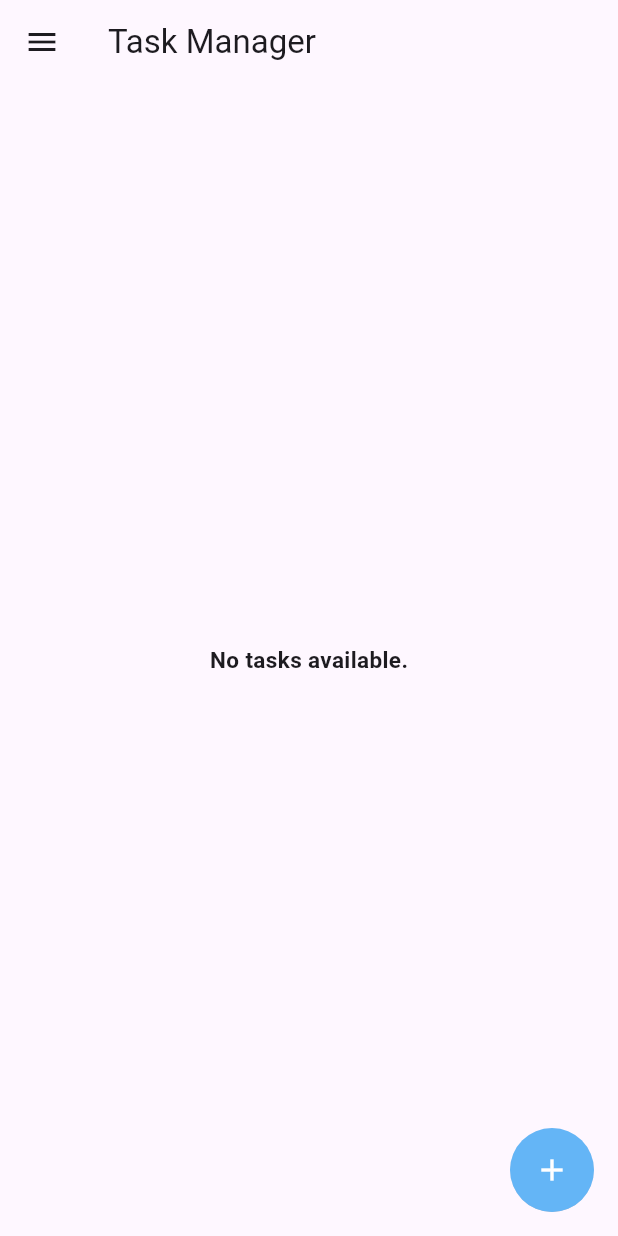
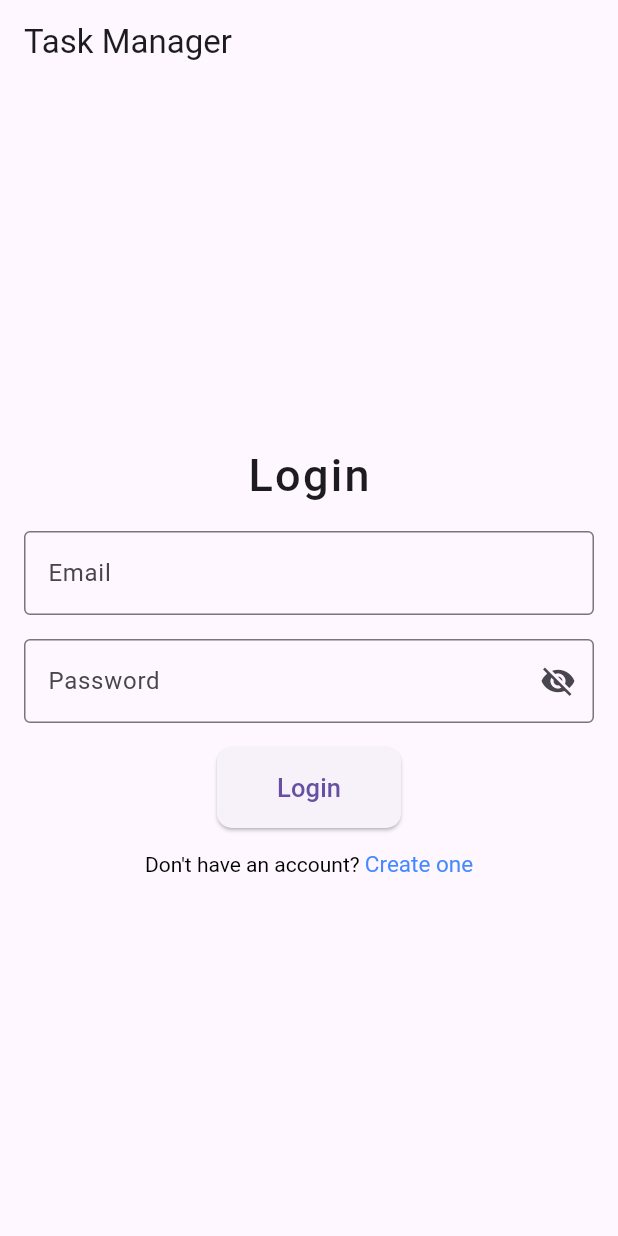
Before and after one commit to anjumArnab/Task-Manager, a Flutter app: the screen it shows after launch, on a phone screen of 412 x 824 dp. Run offline on Flutter 3.47's test engine with Material 3 defaults, Android fonts, the phone set to English and light mode, and no system bars; our stand-ins replace firebase_auth, firebase_core, sqflite; accounts and stored records are empty.

Commit message:
necessery changes done to configure firebase authentication

```diff
--- a/lib/main.dart
+++ b/lib/main.dart
@@ -1,7 +1,15 @@
+import 'package:database_app/firebase_options.dart';
+import 'package:database_app/screens/signUp.dart';
 import 'package:database_app/screens/task_manager.dart';
+import 'package:firebase_core/firebase_core.dart';
 import 'package:flutter/material.dart';
 
-void main() {
+void main() async {
+  WidgetsFlutterBinding.ensureInitialized();
+  await Firebase.initializeApp(
+    options:DefaultFirebaseOptions.currentPlatform,
+  );
+
   runApp(const DBApp());
 }
 
@@ -16,7 +24,8 @@ class DBApp extends StatelessWidget {
       theme: ThemeData(
         primarySwatch: Colors.blue,
       ),
-      home: const TaskManager(),
+     // home: const TaskManager(),
+     home: LoginCreateAccountScreen(),
     );
   }
 }
--- /dev/null
+++ b/lib/screens/signUp.dart
@@ -0,0 +1,157 @@
+import 'package:database_app/services/firebase_auth_methods.dart';
+import 'package:flutter/gestures.dart';
+import 'package:flutter/material.dart';
+import 'package:firebase_auth/firebase_auth.dart';
+import 'task_manager.dart';
+
+class LoginCreateAccountScreen extends StatefulWidget {
+  @override
+  _LoginCreateAccountScreenState createState() =>
+      _LoginCreateAccountScreenState();
+}
+
+class _LoginCreateAccountScreenState extends State<LoginCreateAccountScreen> {
+  bool _isLoginScreen = true; // Toggle between login and create account screen
+  bool _isPasswordVisible = false; // Track password visibility
+
+  final TextEditingController _emailController = TextEditingController();
+  final TextEditingController _passwordController = TextEditingController();
+
+  FirebaseAuthMethods _authMethods = FirebaseAuthMethods(FirebaseAuth.instance);
+
+  void _toggleScreens() {
+    setState(() {
+      _isLoginScreen = !_isLoginScreen;
+    });
+  }
+
+  void _authenticate() async {
+    String email = _emailController.text;
+    String password = _passwordController.text;
+
+    if (_isLoginScreen) {
+      // Log in
+      await _authMethods.logInWithEmail(
+        email: email,
+        password: password,
+        context: context,
+      );
+      if (FirebaseAuth.instance.currentUser != null) {
+        Navigator.pushReplacement(
+          context,
+          MaterialPageRoute(builder: (context) => TaskManager()),
+        );
+      }
+    } else {
+      // Sign up
+      await _authMethods.signUpWithEmail(
+        email: email,
+        password: password,
+        context: context,
+      );
+      if (FirebaseAuth.instance.currentUser != null) {
+        Navigator.pushReplacement(
+          context,
+          MaterialPageRoute(builder: (context) => TaskManager()),
+        );
+      }
+    }
+  }
+
+  @override
+  Widget build(BuildContext context) {
+    return Scaffold(
+      appBar: AppBar(
+        title: const Text("Task Manager"),
+      ),
+      body: Center(
+        child: Padding(
+          padding: const EdgeInsets.all(16.0),
+          child: SingleChildScrollView(
+            child: Column(
+              mainAxisAlignment: MainAxisAlignment.center,
+              crossAxisAlignment: CrossAxisAlignment.center,
+              children: <Widget>[
+                Text(
+                  _isLoginScreen ? 'Login' : 'Create Account',
+                  style: const TextStyle(
+                    fontSize: 30,
+                    fontWeight: FontWeight.w500,
+                    letterSpacing: 1.5,
+                  ),
+                ),
+                const SizedBox(height: 16),
+                TextField(
+                  controller: _emailController,
+                  decoration: const InputDecoration(
+                    labelText: 'Email',
+                    hintText: 'Enter your email',
+                    border: OutlineInputBorder(),
+                  ),
+                  keyboardType: TextInputType.emailAddress,
+                ),
+                const SizedBox(height: 16),
+                TextField(
+                  controller: _passwordController,
+                  decoration: InputDecoration(
+                    labelText: 'Password',
+                    hintText: 'Enter your password',
+                    border: const OutlineInputBorder(),
+                    suffixIcon: IconButton(
+                      icon: Icon(
+                        _isPasswordVisible
+                            ? Icons.visibility
+                            : Icons.visibility_off,
+                      ),
+                      onPressed: () {
+                        setState(() {
+                          _isPasswordVisible = !_isPasswordVisible;
+                        });
+                      },
+                    ),
+                  ),
+                  obscureText: !_isPasswordVisible,
+                ),
+                const SizedBox(height: 16),
+                ElevatedButton(
+                  style: ElevatedButton.styleFrom(
+                    padding: const EdgeInsets.symmetric(
+                        vertical: 15, horizontal: 40),
+                    shape: RoundedRectangleBorder(
+                      borderRadius: BorderRadius.circular(10),
+                    ),
+                  ),
+                  onPressed: _authenticate,
+                  child: Text(_isLoginScreen ? 'Login' : 'Create Account', style: const TextStyle(fontSize: 17)),
+                ),
+                const SizedBox(height: 15),
+                RichText(
+                  text: TextSpan(
+                    style: const TextStyle(color: Colors.blue),
+                    children: [
+                      TextSpan(
+                        text: _isLoginScreen
+                            ? 'Don\'t have an account? '
+                            : 'Already have an account? ',
+                        style: const TextStyle(color: Colors.black),
+                      ),
+                      TextSpan(
+                        text: _isLoginScreen ? 'Create one' : 'Log In',
+                        style: const TextStyle(
+                          fontSize: 15,
+                          color: Colors.blueAccent,
+                        ),
+                        recognizer: TapGestureRecognizer()
+                          ..onTap = _toggleScreens,
+                      ),
+                    ],
+                  ),
+                ),
+              ],
+            ),
+          ),
+        ),
+      ),
+    );
+  }
+}
--- /dev/null
+++ b/lib/services/firebase_auth_methods.dart
@@ -0,0 +1,102 @@
+import 'package:firebase_auth/firebase_auth.dart';
+import 'package:flutter/material.dart';
+import '../utils/showsnackbar.dart';
+
+class FirebaseAuthMethods {
+  final FirebaseAuth _auth;
+
+  FirebaseAuthMethods(this._auth);
+
+  // Sign Up with Email and Password
+  Future<void> signUpWithEmail(
+      {required String email,
+      required String password,
+      required BuildContext context}) async {
+    try {
+      if (!_isPasswordValid(password)) {
+        showSnackBar(context, 'Password must be at least 6 characters long and contain at least 2 special characters.');
+        return;
+      }
+
+      UserCredential userCredential = await _auth.createUserWithEmailAndPassword(
+        email: email,
+        password: password,
+      );
+
+      await _sendEmailVerification(userCredential.user, context);
+    } on FirebaseAuthException catch (e) {
+      String errorMessage = _handleFirebaseException(e);
+      showSnackBar(context, errorMessage);
+    } catch (e) {
+      showSnackBar(context, e.toString());
+    }
+  }
+
+  // Log In with Email and Password
+  Future<void> logInWithEmail(
+      {required String email,
+      required String password,
+      required BuildContext context}) async {
+    try {
+      await _auth.signInWithEmailAndPassword(
+        email: email,
+        password: password,
+      );
+
+      if (!_auth.currentUser!.emailVerified) {
+        showSnackBar(context, 'Please verify your email before logging in.');
+      } else {
+        showSnackBar(context, 'Logged in successfully!');
+      }
+    } on FirebaseAuthException catch (e) {
+      String errorMessage = _handleFirebaseException(e);
+      showSnackBar(context, errorMessage);
+    } catch (e) {
+      showSnackBar(context, e.toString());
+    }
+  }
+
+  // Handle FirebaseException in a cross-platform way
+  String _handleFirebaseException(FirebaseAuthException e) {
+    String errorMessage = 'An unknown error occurred.';
+
+    switch (e.code) {
+      case 'email-already-in-use':
+        errorMessage = 'The email is already in use. Please try another one.';
+        break;
+      case 'invalid-email':
+        errorMessage = 'The email address is not valid.';
+        break;
+      case 'user-not-found':
+        errorMessage = 'No user found with this email.';
+        break;
+      case 'wrong-password':
+        errorMessage = 'Incorrect password. Please try again.';
+        break;
+      default:
+        errorMessage = e.message ?? 'An unknown error occurred.';
+        break;
+    }
+
+    return errorMessage;
+  }
+
+  // Send Email Verification
+  Future<void> _sendEmailVerification(User? user, BuildContext context) async {
+    try {
+      if (user != null && !user.emailVerified) {
+        await user.sendEmailVerification();
+        showSnackBar(context, 'Verification email sent to ${user.email}.');
+      }
+    } on FirebaseAuthException catch (e) {
+      showSnackBar(context, e.message ?? 'Could not send verification email.');
+    }
+  }
+
+  // Validate Password
+  bool _isPasswordValid(String password) {
+    final specialCharRegex = RegExp(r'[!@#\\$&*~]');
+    final matches = specialCharRegex.allMatches(password).length;
+    return password.length >= 6 && matches >= 2;
+  }
+}
--- a/pubspec.yaml
+++ b/pubspec.yaml
@@ -18,6 +18,7 @@ dependencies:
   path_provider: ^2.1.5
   intl: ^0.20.1
   firebase_core: ^3.10.0
+  firebase_auth: ^5.4.0
 
 dev_dependencies:
   flutter_test:
```
Also changed, not shown: firebase.json, lib/firebase_options.dart (added), pubspec.lock.
